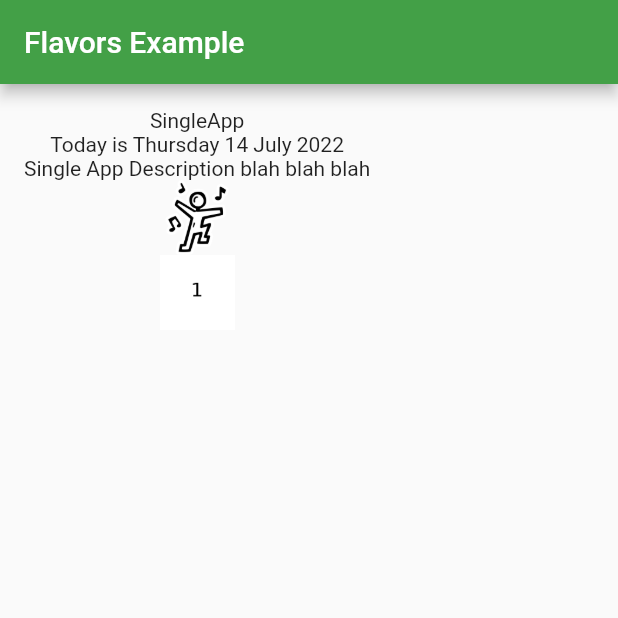
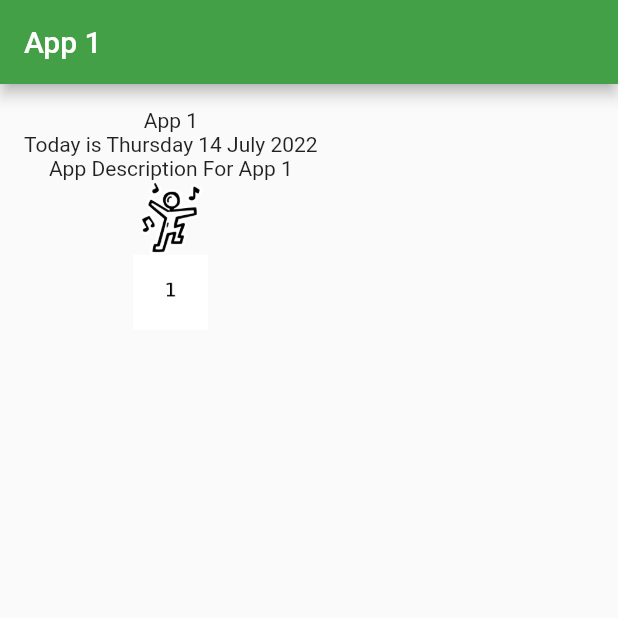
Before and after one commit to MitchellQ/flutter_flavor, a Flutter app: the screen it shows after launch, on a phone screen of 412 x 824 dp, the top half of it. Run offline on Flutter 3.47's test engine with Material 2 defaults, Android fonts, the phone set to English and light mode, and no system bars.

Commit message:
Completed tutorial

```diff
--- /dev/null
+++ b/lib/app_config.dart
@@ -0,0 +1,26 @@
+import 'package:flutter/material.dart';
+
+class AppConfig extends InheritedWidget {
+  const AppConfig({
+    required this.appDisplayName,
+    required this.appInternalId,
+    required this.stringResource,
+    required super.child,
+    super.key,
+  });
+
+  final String appDisplayName;
+  final int appInternalId;
+  final StringResource stringResource;
+
+  static AppConfig? of(BuildContext context) {
+    return context.dependOnInheritedWidgetOfExactType<AppConfig>();
+  }
+
+  @override
+  bool updateShouldNotify(InheritedWidget oldWidget) => false;
+}
+
+abstract class StringResource {
+  late String appDescription;
+}
--- a/lib/home.dart
+++ b/lib/home.dart
@@ -1,6 +1,7 @@
 import 'package:flutter/material.dart';
 import 'package:intl/intl.dart';
 
+import 'app_config.dart';
 import 'resources/display_strings.dart';
 
 class Home extends StatefulWidget {
@@ -13,28 +14,30 @@ class Home extends StatefulWidget {
 class _HomeState extends State<Home> {
   @override
   Widget build(BuildContext context) {
+    var config = AppConfig.of(context);
+
     return Scaffold(
       appBar: AppBar(
-        title: const Text('Flavors Example'),
+        title: Text(config!.appDisplayName),
       ),
-      body: _buildBody(),
+      body: _buildBody(config.appDisplayName, config.stringResource, config.appInternalId),
     );
   }
 
-  Widget _buildBody() {
+  Widget _buildBody(String appName, StringResource stringResource, int appInternalId) {
     return Container(
       margin: const EdgeInsets.symmetric(vertical: 16.0, horizontal: 16.0),
       child: Column(
         children: <Widget>[
-          const Text(appTitle),
+          Text(appName),
           Text(date + getDateForDisplay()),
-          const Text(appDescription),
+          Text(stringResource.appDescription),
           Image.asset(
             'assets/dancing.png',
             width: 50.0,
             height: 50.0,
           ),
-          Image.asset('assets/1.png', width: 50.0, height: 50.0),
+          Image.asset('assets/$appInternalId/icon.png', width: 50.0, height: 50.0),
         ],
       ),
     );
--- a/lib/main.dart
+++ b/lib/main_common.dart
@@ -1,16 +1,20 @@
 import 'package:flutter/material.dart';
 
+import 'app_config.dart';
 import 'home.dart';
 
-void main() {
-  runApp(const MyApp());
-}
+void mainCommon() {}
 
 class MyApp extends StatelessWidget {
   const MyApp({super.key});
 
   @override
   Widget build(BuildContext context) {
+    var config = AppConfig.of(context);
+    return _buildApp(config!.appDisplayName);
+  }
+
+  Widget _buildApp(String appName) {
     final ThemeData theme = ThemeData();
 
     return MaterialApp(
--- a/lib/resources/display_strings.dart
+++ b/lib/resources/display_strings.dart
@@ -1,3 +1,2 @@
 const String appTitle = 'SingleApp';
 const String date = 'Today is ';
-const String appDescription = 'Single App Description blah blah blah';
--- /dev/null
+++ b/lib/resources/display_strings_app1.dart
@@ -0,0 +1,6 @@
+import '../app_config.dart';
+
+class StringResourceApp1 implements StringResource {
+  @override
+  String appDescription = 'App Description For App 1';
+}
--- /dev/null
+++ b/lib/resources/display_strings_app2.dart
@@ -0,0 +1,6 @@
+import '../app_config.dart';
+
+class StringResourceApp2 implements StringResource {
+  @override
+  String appDescription = 'App Description For App 2';
+}
--- a/pubspec.yaml
+++ b/pubspec.yaml
@@ -24,3 +24,5 @@ flutter:
 
   assets:
     - assets/
+    - assets/1/
+    - assets/2/
```
Also changed, not shown: lib/main_app1.dart (added, +18 -0 lines), lib/main_app2.dart (added, +18 -0 lines), assets/1/icon.png (renamed from assets/1.png), assets/2/icon.png (added), 2 other files.
